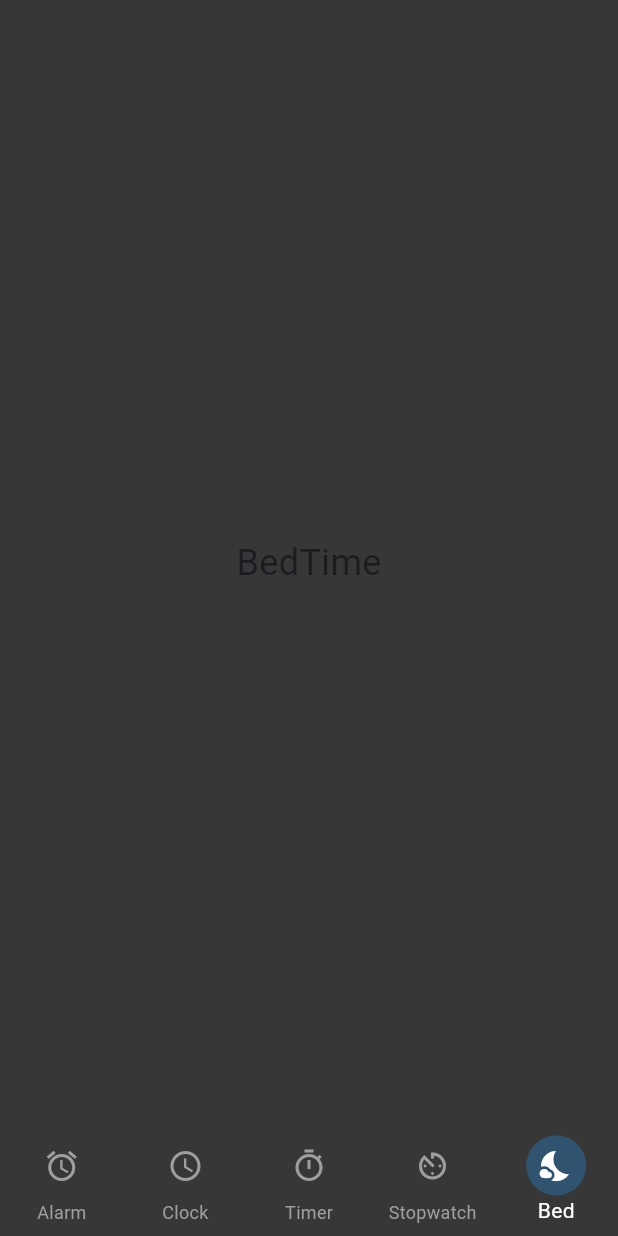
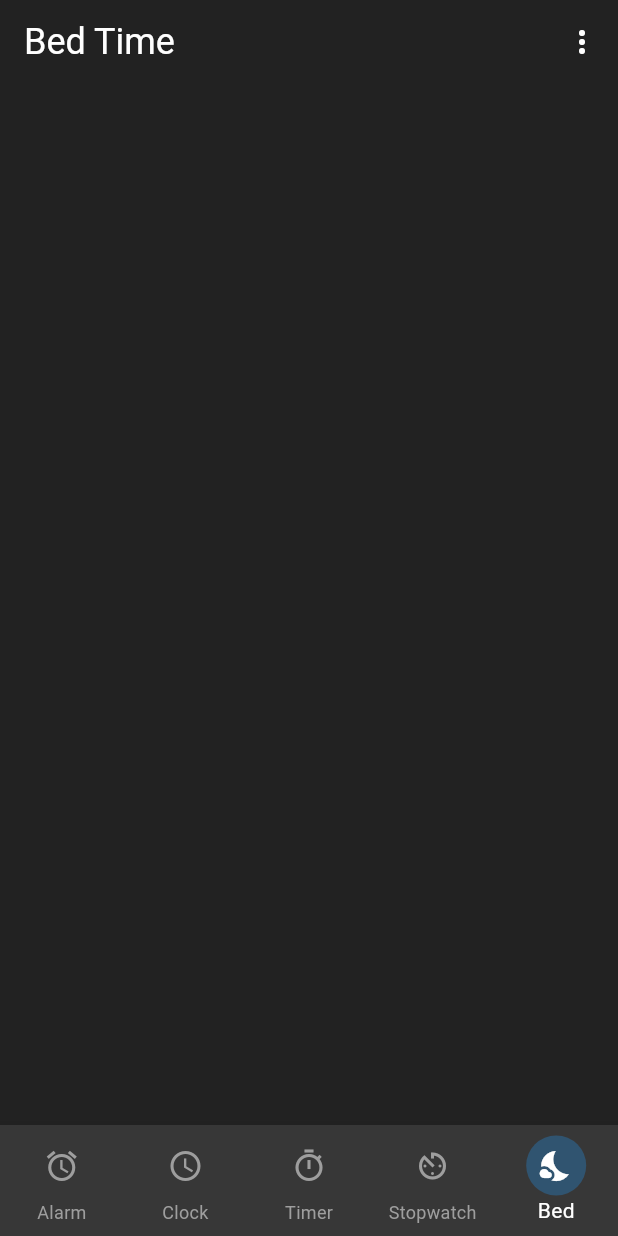
Before and after one commit to Labeebkhan/Clock, a Flutter app: the screen it shows after launch, item 5 of the bottom bar chosen, on a phone screen of 412 x 824 dp. Run offline on Flutter 3.47's test engine with Material 3 defaults, Android fonts, the phone set to English and light mode, and no system bars.

Commit message:
Create Initial BedTime Screen

```diff
--- a/lib/bedtime.dart
+++ b/lib/bedtime.dart
@@ -0,0 +1,64 @@
+import 'package:flutter/material.dart';
+
+class Bedtime extends StatefulWidget {
+  const Bedtime({super.key});
+
+  @override
+  State<Bedtime> createState() => _BedtimeState();
+}
+
+class _BedtimeState extends State<Bedtime> {
+  @override
+  Widget build(BuildContext context) {
+    return Scaffold(
+      backgroundColor: const Color.fromARGB(255, 34, 34, 34),
+      appBar: AppBar(
+        title: const Text(
+          'Bed Time',
+          style: TextStyle(color: Colors.white, fontSize: 24),
+        ),
+        backgroundColor: const Color.fromARGB(255, 34, 34, 34),
+        actions: [
+          PopupMenuButton<String>(
+            shape: RoundedRectangleBorder(
+              //To make the Corners of the DropDown Round
+              borderRadius: BorderRadius.circular(16),
+            ),
+            offset: const Offset(0, 40), // to add the gap From the Top
+            color: const Color.fromARGB(255, 43, 43, 43),
+            icon: const Icon(Icons.more_vert, color: Colors.white),
+            itemBuilder: (BuildContext context) {
+              return [
+                const PopupMenuItem<String>(
+                  value: 'screensaver',
+                  child: Text(
+                    'ScreenSaver',
+                    style: TextStyle(color: Colors.white),
+                  ),
+                ),
+                PopupMenuItem(
+                  value: 'setting',
+                  child: Text('Setting', style: TextStyle(color: Colors.white)),
+                ),
+                PopupMenuItem(
+                  value: 'privacy',
+                  child: Text(
+                    'Privacy Policy',
+                    style: TextStyle(color: Colors.white),
+                  ),
+                ),
+                const PopupMenuItem<String>(
+                  value: 'feedback',
+                  child: Text(
+                    'Send feedback',
+                    style: TextStyle(color: Colors.white),
+                  ),
+                ),
+              ];
+            },
+          ),
+        ],
+      ),
+    );
+  }
+}
--- a/lib/main.dart
+++ b/lib/main.dart
@@ -3,6 +3,7 @@ import 'alarm.dart';
 import 'clock.dart';
 import 'Timer.dart';
 import 'stopwatch.dart';
+import 'bedtime.dart';
 
 // exact Google-style bedtime icon
 
@@ -32,7 +33,7 @@ class _ClockHomeState extends State<ClockHome> {
     Clock(),
     Timer(),
     Stopwatch(),
-    Center(child: Text('BedTime', style: TextStyle(fontSize: 24))),
+    Bedtime(),
   ];
 
   final List<IconData> _icons = [
```
